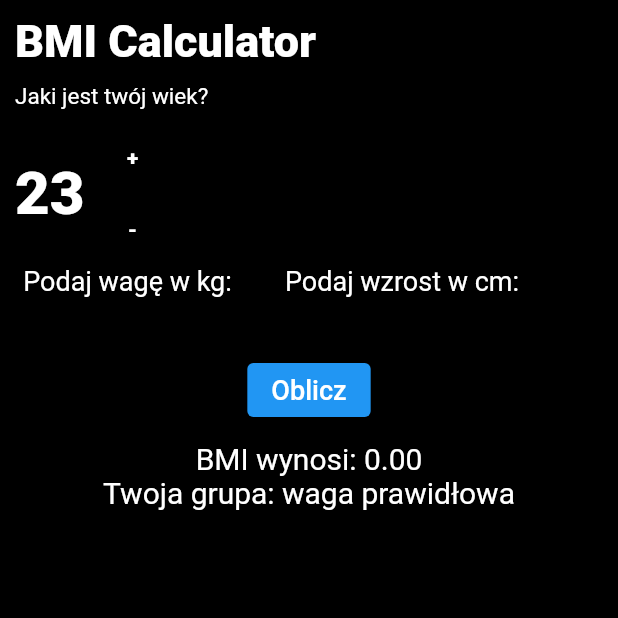
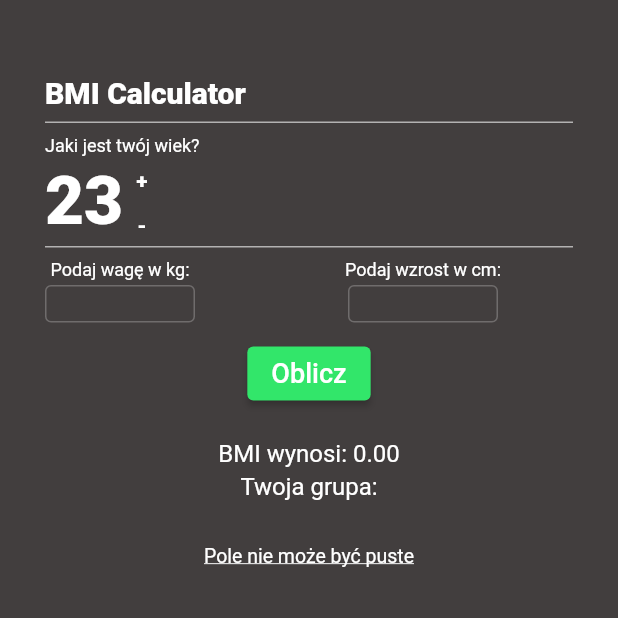
Before and after one commit to jakubfurmanowicz/BMICalculator, a Flutter app: the screen it shows after launch, after a tap on "Oblicz", on a phone screen of 412 x 824 dp, the top half of it. Run offline on Flutter 3.47's test engine with Material 2 defaults, Android fonts, the phone set to English and light mode, and no system bars.

Commit message:
poprawka i rozbudowa na wiecej klas

```diff
--- /dev/null
+++ b/lib/bmi_set_age.dart
@@ -0,0 +1,21 @@
+class SetYourAge {
+  int age = 23;
+
+  int? increaseAge() {
+    if (age == 120) {
+      age = 120;
+    } else {
+      age++;
+      return age;
+    }
+  }
+
+  int? decreaseAge() {
+    if (age == 17) {
+      age = 17;
+    } else {
+      age--;
+      return age;
+    }
+  }
+}
--- /dev/null
+++ b/lib/bmi_text_field.dart
@@ -0,0 +1,46 @@
+import 'package:flutter/material.dart';
+
+class BmiTextField extends StatelessWidget {
+  const BmiTextField({Key? key, required this.isEnable, required this.controller, required this.label}) : super(key: key);
+
+  final bool isEnable;
+  final TextEditingController controller;
+  final String label;
+
+
+  @override
+  Widget build(BuildContext context) {
+    return
+      Column(
+      children: [
+        Text(label,
+            style: TextStyle(
+              fontSize: 12,
+              color: Colors.white,
+            )),
+        const Padding(padding: EdgeInsets.only(bottom: 3)),
+        SizedBox(
+          width: 100,
+          height: 25,
+          child: TextField(
+            enabled: isEnable,
+            style: const TextStyle(color: Colors.white),
+            controller: controller,
+            keyboardType: const TextInputType.numberWithOptions(decimal: true),
+            decoration: const InputDecoration(
+                focusedBorder: OutlineInputBorder(
+                    borderSide:
+                    BorderSide(color: Colors.white)),
+                border: OutlineInputBorder(),
+                enabledBorder: OutlineInputBorder(
+                  borderSide:
+                  BorderSide(color: Colors.white24),
+                ),
+                contentPadding: EdgeInsets.only(
+                    left: 5, top: 0, bottom: 0, right: 3)),
+          ),
+        ),
+      ],
+    );
+  }
+}
--- /dev/null
+++ b/lib/bmi_text_result.dart
@@ -0,0 +1,38 @@
+import 'package:flutter/material.dart';
+
+class BmiTextResult extends StatelessWidget {
+  const BmiTextResult({Key? key, required this.group, required this.result, required this.error}) : super(key: key);
+
+  final String group;
+  final String result;
+  final String error;
+
+  @override
+  Widget build(BuildContext context) {
+    return Column(
+      children: [
+        Text(
+          'BMI wynosi: ${result}',
+          style: const TextStyle(fontSize: 16, color: Colors.white),
+        ),
+        const Padding(padding: EdgeInsets.only(top: 3)),
+        Text(
+          'Twoja grupa:\n${group}',
+          style: const TextStyle(color: Colors.white, fontSize: 16),
+          textAlign: TextAlign.center,
+        ),
+        const Padding(padding: EdgeInsets.only(top: 10)),
+        Align(
+          alignment: Alignment.bottomCenter,
+          child: Text(
+            error,
+            style: const TextStyle(
+                color: Colors.white,
+                fontSize: 13,
+                decoration: TextDecoration.underline),
+          ),
+        ),
+      ],
+    );
+  }
+}
--- /dev/null
+++ b/lib/calculator_bmi.dart
@@ -0,0 +1,106 @@
+class CalculateBMI {
+  double? _height;
+
+  double? _weight;
+
+  double _result = 0;
+
+  String _group = '';
+
+  String _error = '';
+
+  void calculateYourBmi(
+      String enteredHigh, String enteredWeight, int enteredAge) {
+    if (enteredHigh.isNotEmpty && enteredWeight.isNotEmpty) {
+      double? parsedHeight = double.tryParse(enteredHigh);
+      double? parsedWeight = double.tryParse(enteredWeight);
+
+      if (parsedHeight != null && parsedWeight != null) {
+        _height = parsedHeight / 100;
+        _weight = parsedWeight;
+        _result = _weight! / (_height! * _height!);
+        _error = '';
+
+        if (enteredAge >= 18 && enteredAge <= 24) {
+          if (_result >= 19 && _result <= 24) {
+            _group = 'waga prawidłowa';
+            _error = '';
+          } else if (_result > 24) {
+            _group = 'nadwaga';
+            _error = '';
+          } else if (_result < 19) {
+            _group = 'niedowaga';
+            _error = '';
+          }
+        } else if (enteredAge >= 25 && enteredAge <= 34) {
+          if (_result >= 20 && _result <= 25) {
+            _group = 'waga prawidłowa';
+            _error = '';
+          } else if (_result > 25) {
+            _group = 'nadwaga';
+            _error = '';
+          } else if (_result < 20) {
+            _group = 'niedowaga';
+            _error = '';
+          }
+        } else if (enteredAge >= 35 && enteredAge <= 44) {
+          if (_result >= 21 && _result <= 26) {
+            _group = 'waga prawidłowa';
+            _error = '';
+          } else if (_result > 26) {
+            _group = 'nadwaga';
+            _error = '';
+          } else if (_result < 21) {
+            _group = 'niedowaga';
+            _error = '';
+          }
+        } else if (enteredAge >= 45 && enteredAge <= 54) {
+          if (_result >= 22 && _result <= 27) {
+            _group = 'waga prawidłowa';
+            _error = '';
+          } else if (_result > 27) {
+            _group = 'nadwaga';
+            _error = '';
+          } else if (_result < 22) {
+            _group = 'niedowaga';
+            _error = '';
+          }
+        } else if (enteredAge >= 55 && enteredAge <= 64) {
+          if (_result >= 23 && _result <= 28) {
+            _group = 'waga prawidłowa';
+            _error = '';
+          } else if (_result > 28) {
+            _group = 'nadwaga';
+            _error = '';
+          } else if (_result < 23) {
+            _group = 'niedowaga';
+            _error = '';
+          }
+        } else if (enteredAge >= 65) {
+          if (_result >= 24 && _result <= 29) {
+            _group = 'waga prawidłowa';
+            _error = '';
+          } else if (_result > 29) {
+            _group = 'nadwaga';
+            _error = '';
+          } else if (_result < 24) {
+            _group = 'niedowaga';
+            _error = '';
+          }
+        }
+      } else {
+        _error = 'Pole nie może być puste';
+        _result = 0;
+      }
+    } else {
+      _error = 'Pole nie może być puste';
+      _result = 0;
+    }
+  }
+
+  String get group => _group;
+
+  double get result => _result;
+
+  String get error => _error;
+}
--- a/lib/main.dart
+++ b/lib/main.dart
@@ -1,3 +1,7 @@
+import 'package:bmi_calculator/bmi_set_age.dart';
+import 'package:bmi_calculator/bmi_text_field.dart';
+import 'package:bmi_calculator/bmi_text_result.dart';
+import 'package:bmi_calculator/calculator_bmi.dart';
 import 'package:flutter/material.dart';
 
 void main() {
@@ -28,127 +32,111 @@ class MyHomePage extends StatefulWidget {
 class _MyHomePageState extends State<MyHomePage> {
   final TextEditingController _heightOfBodyController = TextEditingController();
   final TextEditingController _weightOfBodyController = TextEditingController();
-  String _group = '';
-  String _error = '';
-  int _age = 23;
-  bool _isEnable = true;
 
   CalculateBMI calculateBMI = CalculateBMI();
+  SetYourAge setYourAge = SetYourAge();
 
   @override
   Widget build(BuildContext context) {
     return Scaffold(
-      body: Container(
+      body: GestureDetector(
+          onTap: () {
+            FocusScope.of(context).requestFocus(FocusNode());
+          },
+          child: Container(
             constraints: const BoxConstraints(
                 minWidth: double.infinity, minHeight: double.infinity),
-        decoration:
-          const BoxDecoration(color: Colors.black),
+            decoration: const BoxDecoration(color: Color(0xff423e3e)),
             child: SingleChildScrollView(
+              keyboardDismissBehavior: ScrollViewKeyboardDismissBehavior.onDrag,
               child: Container(
-            margin: const EdgeInsets.all(10),
+                margin: const EdgeInsets.all(30),
                 child: Column(
                   children: [
+                    const Padding(padding: EdgeInsets.only(top: 20)),
                     const Align(
                       alignment: Alignment.topLeft,
                       child: Text('BMI Calculator',
                           style: TextStyle(
-                          fontSize: 30,
+                              fontSize: 20,
                               fontWeight: FontWeight.w800,
                               color: Colors.white)),
                     ),
-                const Padding(padding: EdgeInsets.only(top: 10)),
+                    const Padding(padding: EdgeInsets.only(top: 8)),
+                    const Divider(
+                      height: 1,
+                      thickness: 1,
+                      color: Colors.white60,
+                    ),
+                    const Padding(padding: EdgeInsets.only(top: 8)),
                     const Align(
                       alignment: Alignment.topLeft,
                       child: Text(
                         'Jaki jest twój wiek?',
-                    style: TextStyle(fontSize: 15, color: Colors.white),
+                        style: TextStyle(fontSize: 12, color: Colors.white),
                       ),
                     ),
-                const Padding(padding: EdgeInsets.only(top: 8)),
+                    // const Padding(padding: EdgeInsets.only(top: 8)),
                     Row(
                       children: [
-                    Text(_age.toString(),
+                        Text(setYourAge.age.toString(),
                             style: const TextStyle(
-                            fontSize: 40,
+                                fontSize: 45,
                                 color: Colors.white,
                                 fontWeight: FontWeight.w800)),
                         Column(
                           children: [
-                        TextButton(
-                          onPressed: increaseAge,
+                            SizedBox(
+                              height: 30,
+                              width: 25,
+                              child: (TextButton(
+                                onPressed: () {
+                                  setYourAge.increaseAge();
+                                  setState(() {});
+                                },
                                 child: const Text('+',
                                     style: TextStyle(
                                         color: Colors.white,
                                         fontWeight: FontWeight.w900)),
+                              )),
                             ),
-                        TextButton(
-                          onPressed: decreaseAge,
+                            SizedBox(
+                              height: 30,
+                              width: 25,
+                              child: (TextButton(
+                                onPressed: () {
+                                  setYourAge.decreaseAge();
+                                  setState(() {});
+                                },
                                 child: const Text(
                                   '-',
                                   style: TextStyle(
                                       color: Colors.white,
                                       fontWeight: FontWeight.w900),
                                 ),
+                              )),
                             ),
                           ],
                         ),
                       ],
                     ),
+                    const Divider(
+                      height: 1,
+                      thickness: 1,
+                      color: Colors.white60,
+                    ),
+                    const Padding(padding: EdgeInsets.only(bottom: 8)),
                     Row(
                       children: [
-                    Column(
-                      children: [
-                        const Text(
-                          'Podaj wagę w kg:',
-                          style: TextStyle(fontSize: 18, color: Colors.white),
-                        ),
-                        const Padding(padding: EdgeInsets.only(top: 3)),
-                        SizedBox(
-                          width: 150,
-                          height: 25,
-                          child: TextField(
-                              enabled: _isEnable,
-                              style: const TextStyle(color: Colors.white),
+                        BmiTextField(
+                            isEnable: true,
                             controller: _weightOfBodyController,
-                              keyboardType:
-                                  const TextInputType.numberWithOptions(
-                                      decimal: true),
-                              decoration: const InputDecoration(
-                                  focusedBorder: OutlineInputBorder(
-                                      borderSide:
-                                          BorderSide(color: Colors.white54)),
-                                  border: OutlineInputBorder(),
-                                  contentPadding: EdgeInsets.only(
-                                      left: 5, top: 0, bottom: 0, right: 3))),
-                        ),
-                      ],
-                    ),
-                    const Padding(padding: EdgeInsets.only(left: 30)),
-                    Column(
-                      children: [
-                        const Text('Podaj wzrost w cm:',
-                            style:
-                                TextStyle(fontSize: 18, color: Colors.white)),
-                        const Padding(padding: EdgeInsets.only(bottom: 3)),
-                        SizedBox(
-                          width: 150,
-                          height: 25,
-                          child: TextField(
-                            enabled: _isEnable,
-                            style: const TextStyle(color: Colors.white),
+                            label: 'Podaj wagę w kg:'),
+                        const Padding(padding: EdgeInsets.only(left: 100)),
+                        BmiTextField(
+                            isEnable: true,
                             controller: _heightOfBodyController,
-                            keyboardType: TextInputType.number,
-                            decoration: const InputDecoration(
-                                focusedBorder: OutlineInputBorder(
-                                    borderSide:
-                                        BorderSide(color: Colors.white54)),
-                                border: OutlineInputBorder(),
-                                contentPadding: EdgeInsets.only(
-                                    left: 5, top: 0, bottom: 0, right: 3)),
-                          ),
-                        ),
-                      ],
-                    ),
+                            label: 'Podaj wzrost w cm:')
                       ],
                     ),
                     const Padding(padding: EdgeInsets.only(top: 10)),
@@ -156,93 +144,21 @@ class _MyHomePageState extends State<MyHomePage> {
                         onPressed: () {
                           calculateBMI.calculateYourBmi(
                               _heightOfBodyController.text,
-                          _weightOfBodyController.text);
+                              _weightOfBodyController.text,
+                              setYourAge.age);
                           setState(() {});
                         },
-                    style: ElevatedButton.styleFrom(primary: Colors.blue),
-                    child:
-                        const Text('Oblicz', style: TextStyle(fontSize: 18))),
-                const Padding(padding: EdgeInsets.only(top: 10)),
-                Text(
-                  'BMI wynosi: ${calculateBMI.result.toStringAsFixed(2)}',
-                  style: const TextStyle(fontSize: 20, color: Colors.white),
-                ),
-                Text(
-                  'Twoja grupa: ${calculateBMI.group}',
-                  style: const TextStyle(color: Colors.white, fontSize: 20),
-                ),
-                const Padding(padding: EdgeInsets.only(top: 10)),
-                Text(
-                  _error,
-                  style: const TextStyle(color: Colors.white, fontSize: 20),
-                ),
+                        style: ElevatedButton.styleFrom(
+                            primary: const Color(0xff32e66a)),
+                        child: const Text('Oblicz',
+                            style: TextStyle(fontSize: 18))),
+                    const Padding(padding: EdgeInsets.only(top: 20)),
+                    BmiTextResult(group: calculateBMI.group, result: calculateBMI.result.toStringAsFixed(2), error: calculateBMI.error)
                   ],
                 ),
               ),
             ),
-      ),
+          )),
     );
   }
-
-  void decreaseAge() {
-    if (_age == 17) {
-      _age = 17;
-      _error = 'Dla osób poniżej 18 lat wynik może być nie adekwatny';
-      _isEnable = false;
-    } else {
-      _error = '';
-      _age--;
-      _isEnable = true;
 }
-    setState(() {});
-  }
-
-  void increaseAge() {
-    if (_age == 130) {
-      _age == 130;
-      _error = 'Wiek nie może być większy od 130';
-      _isEnable = false;
-    } else {
-      _error = '';
-      _age++;
-      _isEnable = true;
-    }
-    setState(() {});
-  }
-}
-
-class CalculateBMI {
-  double? _height;
-
-  double? _weight;
-
-  double _result = 0;
-
-  String _group = 'waga prawidłowa';
-
-  void calculateYourBmi(String enteredHigh, String enteredWeight) {
-    if (enteredHigh.isNotEmpty && enteredWeight.isNotEmpty) {
-      double? parsedHeight = double.tryParse(enteredHigh);
-      double? parsedWeight = double.tryParse(enteredWeight);
-
-      if (parsedHeight != null && parsedWeight != null) {
-        _height = parsedHeight / 100;
-        _weight = parsedWeight;
-        _result = _weight! / (_height! * _height!);
-
-        if (_result < 20) {
-          _group = 'niedowaga';
-        } else if (_result > 25) {
-          _group = 'nadwaga';
-        }
-      } else {
-        _result = 0;
-      }
-    } else {
-      _result = 0;
-    }
-  }
-
-  String get group => _group;
-  double get result => _result;
-}
```
Lines whose indentation alone changed are shown as unchanged.
